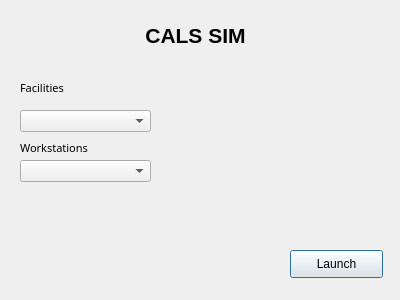
First picture: the form in Code/CALS_Client/select-facilities-workstations.ui, repository JU-SPARCS/CALS, before the edit.
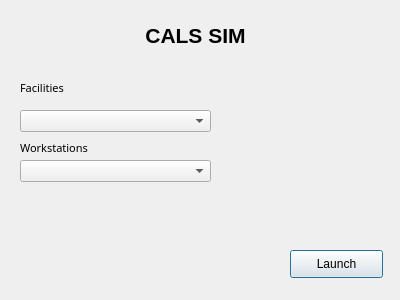
Second picture: the form after the edit.

Commit message: modification gui with remove change_role button

```diff
--- a/Code/CALS_Client/select-facilities-workstations.ui
+++ b/Code/CALS_Client/select-facilities-workstations.ui
@@ -83,7 +83,7 @@
     <rect>
      <x>20</x>
      <y>110</y>
-     <width>131</width>
+     <width>191</width>
      <height>22</height>
     </rect>
    </property>
@@ -101,7 +101,7 @@
     <rect>
      <x>20</x>
      <y>160</y>
-     <width>131</width>
+     <width>191</width>
      <height>22</height>
     </rect>
    </property>
```
The commit also changes 4 other files.
